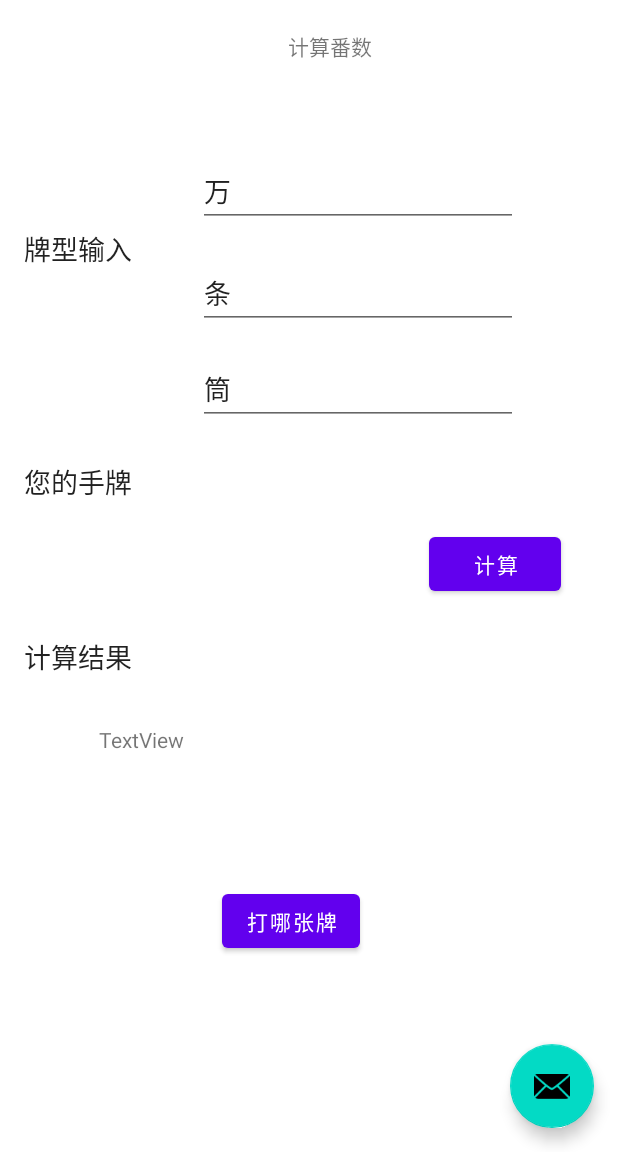
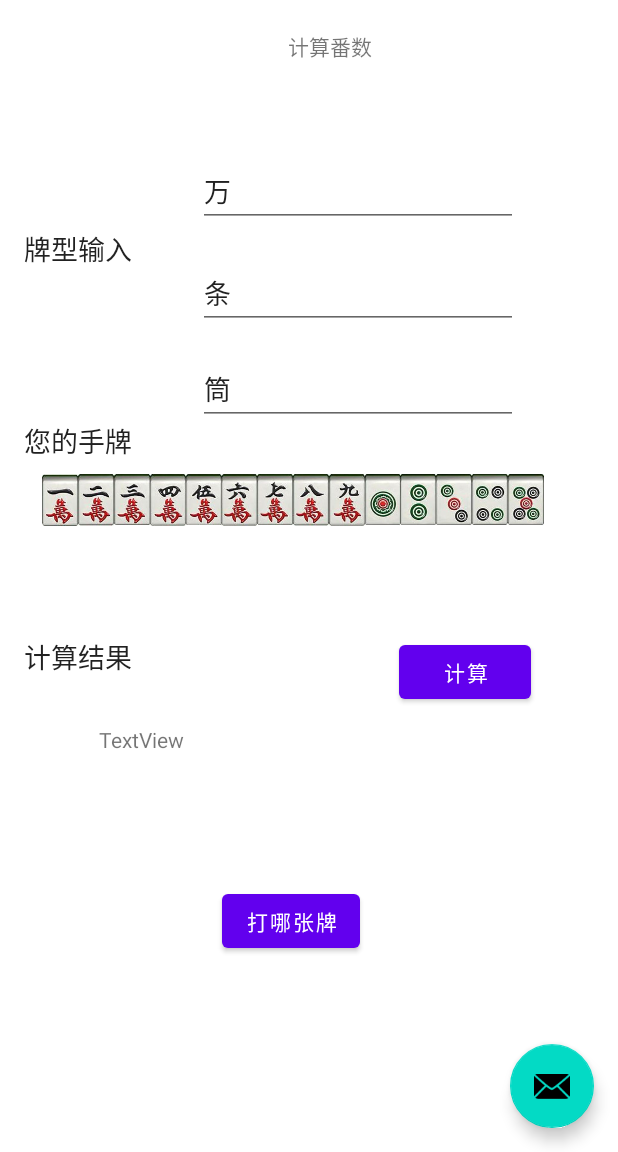
Before and after one commit to xzxin/mahjoonHelper, an Android app: the screen it shows after launch (MainActivity), on a phone screen of 412 x 824 dp, the part 84-1236 px from its top. Run offline under Robolectric (Android 15) with nearby library versions, the phone set to English and light mode, and no system bars.

Commit message:
增加牌型显示功能

```diff
--- /dev/null
+++ b/MyActivity/app/src/main/java/com/example/myactivity/MjBitMap.java
@@ -0,0 +1,55 @@
+package com.example.myactivity;
+
+import android.content.res.Resources;
+import android.graphics.Bitmap;
+import android.graphics.BitmapFactory;
+import android.view.View;
+
+import java.io.FileInputStream;
+import java.io.FileNotFoundException;
+import java.util.HashMap;
+import java.util.Map;
+
+public class MjBitMap {
+    private static Map<String, Map<Integer, Bitmap>> bitMap = new HashMap<>();
+    private static void loadBitMaps(View view) {
+        bitMap.put("wan", new HashMap<>());
+        bitMap.put("tiao", new HashMap<>());
+        bitMap.put("tong", new HashMap<>());
+        bitMap.get("wan").put(1, BitmapFactory.decodeResource(view.getContext().getResources(), R.drawable.wan1));
+        bitMap.get("wan").put(2, BitmapFactory.decodeResource(view.getContext().getResources(), R.drawable.wan2));
+        bitMap.get("wan").put(3, BitmapFactory.decodeResource(view.getContext().getResources(), R.drawable.wan3));
+        bitMap.get("wan").put(4, BitmapFactory.decodeResource(view.getContext().getResources(), R.drawable.wan4));
+        bitMap.get("wan").put(5, BitmapFactory.decodeResource(view.getContext().getResources(), R.drawable.wan5));
+        bitMap.get("wan").put(6, BitmapFactory.decodeResource(view.getContext().getResources(), R.drawable.wan6));
+        bitMap.get("wan").put(7, BitmapFactory.decodeResource(view.getContext().getResources(), R.drawable.wan7));
+        bitMap.get("wan").put(8, BitmapFactory.decodeResource(view.getContext().getResources(), R.drawable.wan8));
+        bitMap.get("wan").put(9, BitmapFactory.decodeResource(view.getContext().getResources(), R.drawable.wan9));
+        bitMap.get("tiao").put(1, BitmapFactory.decodeResource(view.getContext().getResources(), R.drawable.tiao1));
+        bitMap.get("tiao").put(2, BitmapFactory.decodeResource(view.getContext().getResources(), R.drawable.tiao2));
+        bitMap.get("tiao").put(3, BitmapFactory.decodeResource(view.getContext().getResources(), R.drawable.tiao3));
+        bitMap.get("tiao").put(4, BitmapFactory.decodeResource(view.getContext().getResources(), R.drawable.tiao4));
+        bitMap.get("tiao").put(5, BitmapFactory.decodeResource(view.getContext().getResources(), R.drawable.tiao5));
+        bitMap.get("tiao").put(6, BitmapFactory.decodeResource(view.getContext().getResources(), R.drawable.tiao6));
+        bitMap.get("tiao").put(7, BitmapFactory.decodeResource(view.getContext().getResources(), R.drawable.tiao7));
+        bitMap.get("tiao").put(8, BitmapFactory.decodeResource(view.getContext().getResources(), R.drawable.tiao8));
+        bitMap.get("tiao").put(9, BitmapFactory.decodeResource(view.getContext().getResources(), R.drawable.tiao9));
+        bitMap.get("tong").put(1, BitmapFactory.decodeResource(view.getContext().getResources(), R.drawable.tong1));
+        bitMap.get("tong").put(2, BitmapFactory.decodeResource(view.getContext().getResources(), R.drawable.tong2));
+        bitMap.get("tong").put(3, BitmapFactory.decodeResource(view.getContext().getResources(), R.drawable.tong3));
+        bitMap.get("tong").put(4, BitmapFactory.decodeResource(view.getContext().getResources(), R.drawable.tong4));
+        bitMap.get("tong").put(5, BitmapFactory.decodeResource(view.getContext().getResources(), R.drawable.tong5));
+        bitMap.get("tong").put(6, BitmapFactory.decodeResource(view.getContext().getResources(), R.drawable.tong6));
+        bitMap.get("tong").put(7, BitmapFactory.decodeResource(view.getContext().getResources(), R.drawable.tong7));
+        bitMap.get("tong").put(8, BitmapFactory.decodeResource(view.getContext().getResources(), R.drawable.tong8));
+        bitMap.get("tong").put(9, BitmapFactory.decodeResource(view.getContext().getResources(), R.drawable.tong9));
+
+    }
+
+    public static Bitmap getMjBitMap(String type, Integer num, View view) {
+        if (bitMap.get(type) == null) {
+            loadBitMaps(view);
+        }
+        return bitMap.get(type).get(num);
+    }
+}
--- /dev/null
+++ b/MyActivity/app/src/main/java/com/example/myactivity/MjView.java
@@ -0,0 +1,71 @@
+package com.example.myactivity;
+
+import android.content.Context;
+import android.graphics.Bitmap;
+import android.graphics.BitmapFactory;
+import android.graphics.Canvas;
+import android.graphics.Matrix;
+import android.util.AttributeSet;
+import android.view.View;
+
+import androidx.annotation.Nullable;
+
+import java.util.ArrayList;
+import java.util.List;
+
+public class MjView extends View {
+    List<Bitmap> _bitMaps;
+    public MjView(Context context) {
+        super(context);
+
+
+    }
+
+    @Override
+    protected void onDraw(Canvas canvas) {
+        super.onDraw(canvas);
+        _bitMaps = new ArrayList<>();
+        for (int i = 1; i <= 9; i++) {
+            _bitMaps.add(MjBitMap.getMjBitMap("wan", i, this));
+        }
+        for (int i = 1; i <= 5; i++) {
+            _bitMaps.add(MjBitMap.getMjBitMap("tong", i, this));
+        }
+        Bitmap bitmap = drawBitMap(_bitMaps);
+        canvas.drawBitmap(bitmap, 0, 0, null);
+        bitmap.recycle();
+
+    }
+
+    private Bitmap drawBitMap(List<Bitmap> bitMaps) {
+        int width = 0;
+        int height = 0;
+
+        //获取最大宽度
+        for (Bitmap bitmap : bitMaps) {
+            width = width + bitmap.getWidth();
+            if (height < bitmap.getHeight()) {
+                height = bitmap.getHeight();
+            }
+        }
+
+        Bitmap newBitmap = Bitmap.createBitmap(width, height, Bitmap.Config.ARGB_8888);
+        Canvas canvas = new Canvas(newBitmap);
+        int tempWidths = 0;
+        //画图
+        for (int i = 0; i < bitMaps.size(); i++) {
+            canvas.drawBitmap(bitMaps.get(i), tempWidths, 0, null);
+            tempWidths = bitMaps.get(i).getWidth() + tempWidths;
+        }
+        int destWidth = newBitmap.getWidth()/5;
+        int destHeight = newBitmap.getHeight()/5;
+        Bitmap bmp = Bitmap.createScaledBitmap(newBitmap, destWidth, destHeight, true);
+        newBitmap.recycle();
+        return bmp;
+    }
+
+    public MjView(Context context, @Nullable AttributeSet attrs) {
+        super(context, attrs);
+    }
+
+}
--- a/MyActivity/app/src/main/res/layout/fragment_first.xml
+++ b/MyActivity/app/src/main/res/layout/fragment_first.xml
@@ -93,13 +93,24 @@
         android:layout_height="44dp"
         android:layout_marginStart="16dp"
         android:layout_marginLeft="16dp"
-        android:layout_marginTop="355dp"
+        android:layout_marginTop="328dp"
         android:background="#FFFFFF"
         android:ems="10"
         android:inputType="textPersonName"
         android:text="您的手牌"
         app:layout_constraintStart_toStartOf="parent"
         app:layout_constraintTop_toTopOf="parent" />
+
+    <com.example.myactivity.MjView
+        android:layout_width="350dp"
+        android:layout_height="50dp"
+        android:layout_marginStart="28dp"
+        android:layout_marginLeft="28dp"
+        android:layout_marginTop="372dp"
+        app:layout_constraintStart_toStartOf="parent"
+        app:layout_constraintTop_toTopOf="parent">
+
+    </com.example.myactivity.MjView>
 
     <EditText
         android:id="@+id/resultDisplayLaybel"
@@ -130,10 +141,14 @@
         android:id="@+id/doCalcMj"
         android:layout_width="wrap_content"
         android:layout_height="wrap_content"
-        android:layout_marginStart="286dp"
-        android:layout_marginLeft="286dp"
-        android:layout_marginTop="408dp"
+        android:layout_marginStart="265dp"
+        android:layout_marginLeft="265dp"
+        android:layout_marginTop="480dp"
+        android:layout_marginEnd="58dp"
+        android:layout_marginRight="58dp"
         android:text="计算"
+        app:layout_constraintEnd_toEndOf="parent"
+        app:layout_constraintHorizontal_bias="1.0"
         app:layout_constraintStart_toStartOf="parent"
         app:layout_constraintTop_toTopOf="parent" />
 
--- /dev/null
+++ b/MyActivity/app/src/main/res/values/attributes.xml
@@ -0,0 +1,7 @@
+<?xml version="1.0" encoding="utf-8"?>
+<resources>
+    <declare-styleable name="test">
+        <attr name="text" format="string" />
+        <attr name="testAttr" format="integer" />
+    </declare-styleable>
+</resources>
```
